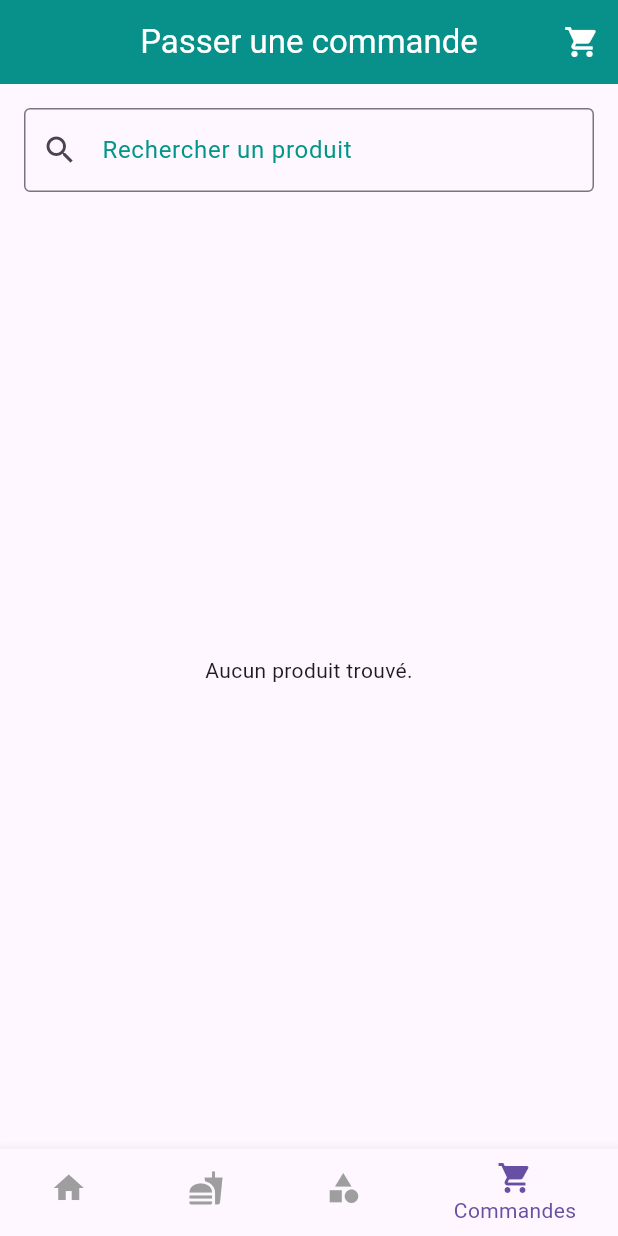
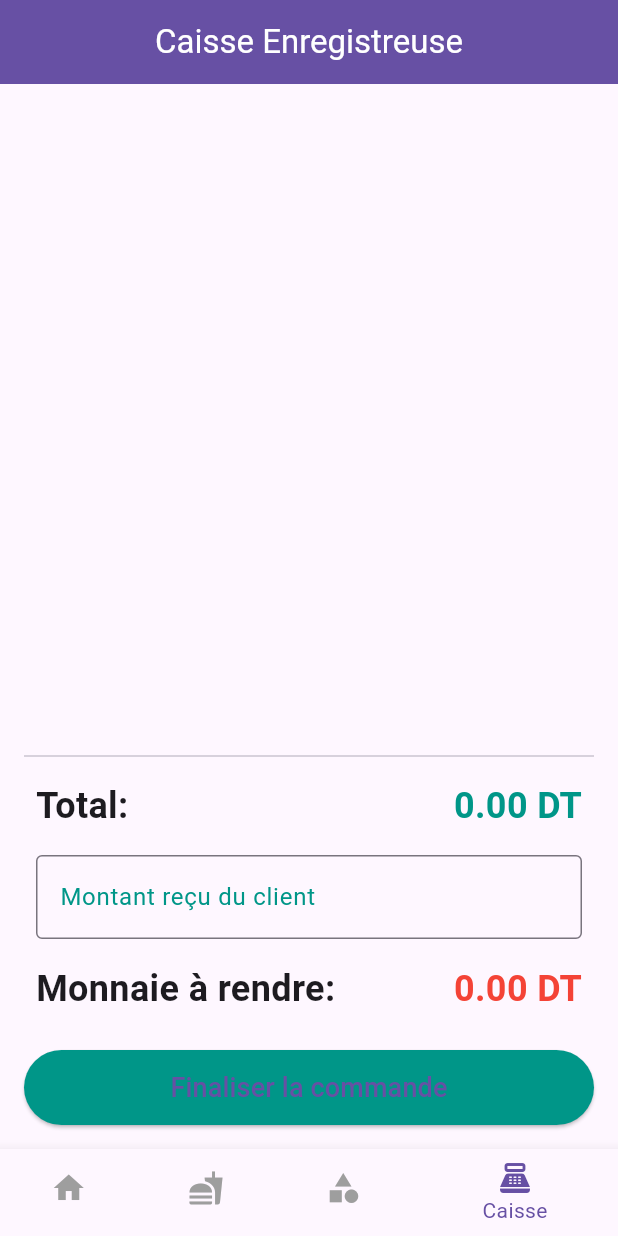
Before and after one commit to cheima-gue/animal_shop, a Flutter app: the screen it shows after launch, item 4 of the bottom bar chosen, on a phone screen of 412 x 824 dp. Run offline on Flutter 3.47's test engine with Material 3 defaults, Android fonts, the phone set to English and light mode, and no system bars; our stand-ins replace image_picker, sqflite_common_ffi; accounts and stored records are empty.

```diff
--- a/lib/models/produit.dart
+++ b/lib/models/produit.dart
@@ -1,10 +1,13 @@
+// lib/models/produit.dart
+
 class Produit {
   int? id;
   String nom;
   double prix;
   String? image;
-  String codeBarre; // Rendu obligatoire
+  String codeBarre;
   int subCategoryId;
+  int quantite; // <-- AJOUTEZ CETTE LIGNE
 
   Produit({
     this.id,
@@ -13,6 +16,7 @@ class Produit {
     this.image,
     required this.codeBarre,
     required this.subCategoryId,
+    this.quantite = 0, // Initialisation de la quantité à 0 par défaut
   });
 
   Map<String, dynamic> toMap() {
@@ -28,12 +32,36 @@ class Produit {
 
   factory Produit.fromMap(Map<String, dynamic> map) {
     return Produit(
-      id: map['id'] as int?,
-      nom: map['nom'] as String,
-      prix: map['prix'] as double,
-      image: map['image'] as String?,
-      codeBarre: map['codeBarre'] as String,
-      subCategoryId: map['subCategoryId'] as int,
+      id: map['id'],
+      nom: map['nom'],
+      prix: map['prix'],
+      image: map['image'],
+      codeBarre: map['codeBarre'],
+      subCategoryId: map['subCategoryId'],
+      quantite: map.containsKey('quantite')
+          ? map['quantite']
+          : 0, // Gérer la quantité lors de la lecture de la base de données
+    );
+  }
+
+  // Ajout de la méthode pour créer une copie
+  Produit copyWith({
+    int? id,
+    String? nom,
+    double? prix,
+    String? image,
+    String? codeBarre,
+    int? subCategoryId,
+    int? quantite,
+  }) {
+    return Produit(
+      id: id ?? this.id,
+      nom: nom ?? this.nom,
+      prix: prix ?? this.prix,
+      image: image ?? this.image,
+      codeBarre: codeBarre ?? this.codeBarre,
+      subCategoryId: subCategoryId ?? this.subCategoryId,
+      quantite: quantite ?? this.quantite,
     );
   }
 }
--- a/lib/viewmodels/cart_viewmodel.dart
+++ b/lib/viewmodels/cart_viewmodel.dart
@@ -1,10 +1,11 @@
-// lib/viewmodels/cart_viewmodel.dart
+// lib/viewmodels/cart_viewmodel.dart :
 
 import 'package:flutter/material.dart';
-import '../models/order_item.dart';
+import '../models/order_item.dart'; //article dans le panier
 import '../models/produit.dart';
 
 class CartViewModel extends ChangeNotifier {
+  //observateur : quand le panier change on appelle notifylisteners
   final Map<int, OrderItem> _items = {};
 
   List<OrderItem> get items => _items.values.toList();
--- a/lib/viewmodels/produit_viewmodel.dart
+++ b/lib/viewmodels/produit_viewmodel.dart
@@ -5,18 +5,15 @@ import '../models/produit.dart';
 import '../services/database_helper.dart';
 
 class ProduitViewModel extends ChangeNotifier {
-  // Crée une nouvelle instance de DatabaseHelper, comme dans votre code initial
   final DatabaseHelper _dbHelper = DatabaseHelper();
 
   List<Produit> _produits = [];
   List<Produit> get produits => _produits;
 
-  // Nouvelle liste pour le panier
-  List<Produit> _cartItems = [];
-  List<Produit> get cartItems => _cartItems;
+  Map<int, Produit> _cartItems = {};
+  Map<int, Produit> get cartItems => _cartItems;
 
   ProduitViewModel() {
-    // Appelle fetchProduits directement dans le constructeur
     fetchProduits();
   }
 
@@ -42,15 +39,44 @@ class ProduitViewModel extends ChangeNotifier {
 
   // --- Nouvelles méthodes pour la gestion du panier ---
 
-  // Ajoute un produit au panier
   void addToCart(Produit produit) {
-    _cartItems.add(produit);
+    if (_cartItems.containsKey(produit.id)) {
+      final existingProduct = _cartItems[produit.id]!;
+      _cartItems[produit.id!] =
+          existingProduct.copyWith(quantite: existingProduct.quantite + 1);
+    } else {
+      _cartItems[produit.id!] = produit.copyWith(quantite: 1);
+    }
     notifyListeners();
   }
 
-  // Retire un produit du panier
   void removeFromCart(Produit produit) {
-    _cartItems.remove(produit);
+    if (_cartItems.containsKey(produit.id)) {
+      final existingProduct = _cartItems[produit.id]!;
+      if (existingProduct.quantite > 1) {
+        _cartItems[produit.id!] =
+            existingProduct.copyWith(quantite: existingProduct.quantite - 1);
+      } else {
+        _cartItems.remove(produit.id);
+      }
+    }
     notifyListeners();
   }
+
+  void removeAllFromCart(Produit produit) {
+    _cartItems.remove(produit.id);
+    notifyListeners();
+  }
+
+  double get totalPrice {
+    return _cartItems.values
+        .fold(0, (total, current) => total + (current.prix * current.quantite));
+  }
+
+  Future<void> addProductByBarcode(String codeBarre) async {
+    final produit = await _dbHelper.getProduitByCodeBarre(codeBarre);
+    if (produit != null) {
+      addToCart(produit);
+    }
+  }
 }
--- /dev/null
+++ b/lib/views/caisse_page.dart
@@ -0,0 +1,212 @@
+import 'dart:io';
+import 'package:flutter/material.dart';
+import 'package:flutter/services.dart';
+import 'package:provider/provider.dart';
+import '../viewmodels/produit_viewmodel.dart';
+
+class CaissePage extends StatefulWidget {
+  const CaissePage({super.key});
+
+  @override
+  State<CaissePage> createState() => _CaissePageState();
+}
+
+class _CaissePageState extends State<CaissePage> {
+  final FocusNode _focusNode = FocusNode();
+  final TextEditingController _barcodeController = TextEditingController();
+  final TextEditingController _montantRecuController = TextEditingController();
+
+  double _montantRecu = 0.0;
+  double _monnaieARendre = 0.0;
+
+  @override
+  void initState() {
+    super.initState();
+    WidgetsBinding.instance.addPostFrameCallback((_) {
+      FocusScope.of(context).requestFocus(_focusNode);
+    });
+
+    _montantRecuController.addListener(_calculerMonnaie);
+  }
+
+  @override
+  void dispose() {
+    _focusNode.dispose();
+    _barcodeController.dispose();
+    _montantRecuController.removeListener(_calculerMonnaie);
+    _montantRecuController.dispose();
+    super.dispose();
+  }
+
+  void _onKey(RawKeyEvent event) {
+    if (event is RawKeyDownEvent) {
+      // Ignore modifier keys to prevent assertion errors.
+      if (event.logicalKey == LogicalKeyboardKey.shiftLeft ||
+          event.logicalKey == LogicalKeyboardKey.shiftRight ||
+          event.logicalKey == LogicalKeyboardKey.controlLeft ||
+          event.logicalKey == LogicalKeyboardKey.controlRight ||
+          event.logicalKey == LogicalKeyboardKey.altLeft ||
+          event.logicalKey == LogicalKeyboardKey.altRight) {
+        return; // Ignore these key presses
+      }
+
+      // The scanner's input ends with the 'Enter' key.
+      if (event.logicalKey == LogicalKeyboardKey.enter) {
+        final barcode = _barcodeController.text.trim();
+        if (barcode.isNotEmpty) {
+          Provider.of<ProduitViewModel>(context, listen: false)
+              .addProductByBarcode(barcode);
+          _barcodeController.clear();
+        }
+      } else if (event.character != null && _isDigit(event.character!)) {
+        // We only add digits to the barcode controller.
+        _barcodeController.text += event.character!;
+      }
+    }
+  }
+
+  bool _isDigit(String character) {
+    return character.codeUnitAt(0) >= '0'.codeUnitAt(0) &&
+        character.codeUnitAt(0) <= '9'.codeUnitAt(0);
+  }
+
+  void _calculerMonnaie() {
+    final total =
+        Provider.of<ProduitViewModel>(context, listen: false).totalPrice;
+    final montantSaisi = double.tryParse(_montantRecuController.text) ?? 0.0;
+
+    setState(() {
+      _montantRecu = montantSaisi;
+      _monnaieARendre = _montantRecu - total;
+      if (_monnaieARendre < 0) {
+        _monnaieARendre = 0;
+      }
+    });
+  }
+
+  @override
+  Widget build(BuildContext context) {
+    return Scaffold(
+      appBar: AppBar(
+        title: const Text('Caisse Enregistreuse'),
+        backgroundColor: Theme.of(context).primaryColor,
+      ),
+      body: RawKeyboardListener(
+        focusNode: _focusNode,
+        onKey: _onKey,
+        child: Consumer<ProduitViewModel>(
+          builder: (context, produitViewModel, child) {
+            final cartItems = produitViewModel.cartItems.values.toList();
+            return Padding(
+              padding: const EdgeInsets.all(16.0),
+              child: Column(
+                children: [
+                  Expanded(
+                    child: ListView.builder(
+                      itemCount: cartItems.length,
+                      itemBuilder: (context, index) {
+                        final produit = cartItems[index];
+                        return Card(
+                          margin: const EdgeInsets.symmetric(vertical: 8.0),
+                          child: ListTile(
+                            leading: produit.image != null &&
+                                    produit.image!.isNotEmpty &&
+                                    File(produit.image!).existsSync()
+                                ? Image.file(
+                                    File(produit.image!),
+                                    width: 50,
+                                    height: 50,
+                                    fit: BoxFit.cover,
+                                  )
+                                : const Icon(Icons.image, size: 50),
+                            title: Text(produit.nom,
+                                style: const TextStyle(
+                                    fontWeight: FontWeight.bold)),
+                            subtitle: Text(
+                                '${produit.prix.toStringAsFixed(2)} DT x ${produit.quantite}'),
+                            trailing: Text(
+                                '${(produit.prix * produit.quantite).toStringAsFixed(2)} DT',
+                                style: const TextStyle(
+                                    fontWeight: FontWeight.bold, fontSize: 16)),
+                          ),
+                        );
+                      },
+                    ),
+                  ),
+                  const Divider(),
+                  Padding(
+                    padding: const EdgeInsets.all(8.0),
+                    child: Column(
+                      children: [
+                        Row(
+                          mainAxisAlignment: MainAxisAlignment.spaceBetween,
+                          children: [
+                            const Text('Total:',
+                                style: TextStyle(
+                                    fontSize: 24, fontWeight: FontWeight.bold)),
+                            Text(
+                                '${produitViewModel.totalPrice.toStringAsFixed(2)} DT',
+                                style: const TextStyle(
+                                    fontSize: 24,
+                                    fontWeight: FontWeight.bold,
+                                    color: Colors.teal)),
+                          ],
+                        ),
+                        const SizedBox(height: 16.0),
+                        TextField(
+                          controller: _montantRecuController,
+                          keyboardType: TextInputType.number,
+                          decoration: const InputDecoration(
+                            labelText: 'Montant reçu du client',
+                            border: OutlineInputBorder(),
+                          ),
+                          onChanged: (_) => _calculerMonnaie(),
+                        ),
+                        const SizedBox(height: 16.0),
+                        Row(
+                          mainAxisAlignment: MainAxisAlignment.spaceBetween,
+                          children: [
+                            const Text('Monnaie à rendre:',
+                                style: TextStyle(
+                                    fontSize: 24, fontWeight: FontWeight.bold)),
+                            Text('${_monnaieARendre.toStringAsFixed(2)} DT',
+                                style: const TextStyle(
+                                    fontSize: 24,
+                                    fontWeight: FontWeight.bold,
+                                    color: Colors.red)),
+                          ],
+                        ),
+                      ],
+                    ),
+                  ),
+                  const SizedBox(height: 16.0),
+                  ElevatedButton(
+                    onPressed: () {
+                      produitViewModel.cartItems.clear();
+                      produitViewModel.notifyListeners();
+                      _montantRecuController.clear();
+                      setState(() {
+                        _montantRecu = 0.0;
+                        _monnaieARendre = 0.0;
+                      });
+                      ScaffoldMessenger.of(context).showSnackBar(
+                        const SnackBar(
+                            content: Text('Paiement effectué! Panier vidé.')),
+                      );
+                    },
+                    style: ElevatedButton.styleFrom(
+                      backgroundColor: Colors.teal,
+                      minimumSize: const Size(double.infinity, 50),
+                    ),
+                    child: const Text('Finaliser la commande',
+                        style: TextStyle(fontSize: 18)),
+                  ),
+                ],
+              ),
+            );
+          },
+        ),
+      ),
+    );
+  }
+}
--- a/lib/views/home_page.dart
+++ b/lib/views/home_page.dart
@@ -11,6 +11,7 @@ import 'order_page.dart';
 import 'produit_home_page.dart';
 import 'category_management_page.dart';
 import 'produit_list_page.dart';
+import 'caisse_page.dart'; // Importez la nouvelle page
 
 class HomePage extends StatefulWidget {
   const HomePage({super.key});
@@ -22,11 +23,12 @@ class HomePage extends StatefulWidget {
 class _HomePageState extends State<HomePage> {
   int _selectedIndex = 0;
 
+  // L'erreur vient du fait que _HomePageContent est une classe de widget, pas une méthode de _HomePageState
   final List<Widget> _pages = [
-    _HomePageContent(),
+    _HomePageContent(), // Appelez la classe du widget ici
     ProduitHomePage(),
     CategoryManagementPage(),
-    OrderPage(),
+    CaissePage(),
   ];
 
   void _onItemTapped(int index) {
@@ -68,8 +70,8 @@ class _HomePageState extends State<HomePage> {
             label: 'Catégories',
           ),
           BottomNavigationBarItem(
-            icon: Icon(Icons.shopping_cart),
-            label: 'Commandes',
+            icon: Icon(Icons.point_of_sale),
+            label: 'Caisse',
           ),
         ],
         currentIndex: _selectedIndex,
@@ -81,6 +83,7 @@ class _HomePageState extends State<HomePage> {
   }
 }
 
+// Le reste de la classe _HomePageContent doit être une classe de widget distincte, définie APART.
 class _HomePageContent extends StatelessWidget {
   @override
   Widget build(BuildContext context) {
@@ -329,7 +332,7 @@ class _HomePageContent extends StatelessWidget {
                     crossAxisCount: 2,
                     crossAxisSpacing: 16.0,
                     mainAxisSpacing: 16.0,
-                    childAspectRatio: 1.1, // MODIFIÉ
+                    childAspectRatio: 1.1,
                   ),
                   itemCount: featuredProduits.length,
                   itemBuilder: (context, index) {
--- a/lib/views/produit_list_page.dart
+++ b/lib/views/produit_list_page.dart
@@ -1,6 +1,6 @@
 // lib/views/produit_list_page.dart
 
-import 'dart:io';
+//import 'dart:io';
 import 'package:flutter/material.dart';
 import 'package:provider/provider.dart';
 import '../models/produit.dart';
--- a/lib/widgets/produit_card.dart
+++ b/lib/widgets/produit_card.dart
@@ -31,7 +31,7 @@ class ProduitCard extends StatelessWidget {
             child: ClipRRect(
               borderRadius:
                   const BorderRadius.vertical(top: Radius.circular(15)),
-              child: Container(
+              child: SizedBox(
                 width: double.infinity,
                 child: produit.image != null &&
                         produit.image!.isNotEmpty &&
--- a/pubspec.yaml
+++ b/pubspec.yaml
@@ -17,6 +17,7 @@ dependencies:
   google_fonts: ^6.2.1
   provider: ^6.1.2 # Mise à jour vers la version utilisée dans l'exemple
   path_provider: ^2.1.5
+  audioplayers: ^6.5.0
 
 dev_dependencies:
   flutter_test:
```
Also changed, not shown: lib/services/database_helper.dart (+14 -0 lines), pubspec.lock, 5 other files.
